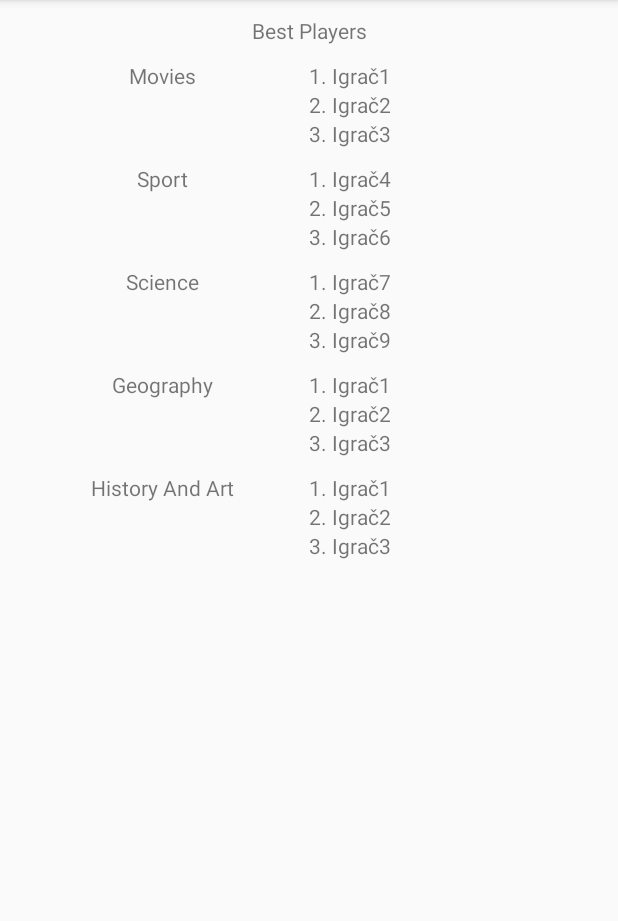
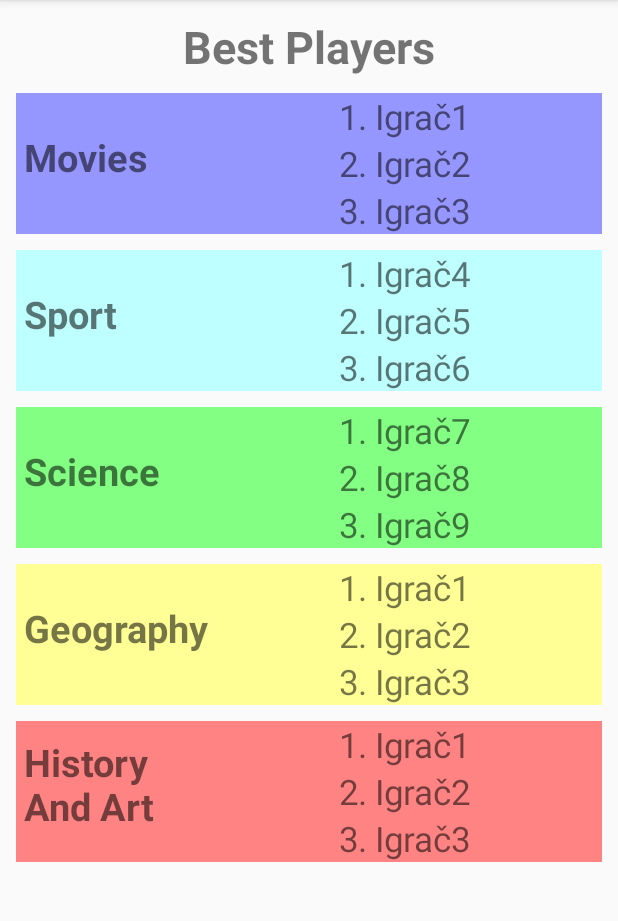
Before and after one commit to valental/AndroidQuiz, an Android app: the AllScoresActivity screen opened directly, with no data from a screen before it, on a phone screen of 412 x 824 dp, the part 84-1005 px from its top. Run offline under Robolectric (Android 15) with nearby library versions, the phone set to English and light mode, and no system bars.

Commit message:
All scores design done. Added icons on options menu.

```diff
--- a/Quiz/app/src/main/java/hr/math/quiz/AllScoresActivity.java
+++ b/Quiz/app/src/main/java/hr/math/quiz/AllScoresActivity.java
@@ -1,8 +1,11 @@
 package hr.math.quiz;
 
 import android.content.Intent;
+import android.graphics.drawable.GradientDrawable;
 import android.support.v7.app.AppCompatActivity;
 import android.os.Bundle;
+import android.support.v7.view.menu.MenuBuilder;
+import android.util.TypedValue;
 import android.view.Menu;
 import android.view.MenuInflater;
 import android.view.MenuItem;
@@ -47,11 +50,13 @@ public class AllScoresActivity extends AppCompatActivity {
             TextView position = new TextView(this);
             position.setLayoutParams(new LinearLayout.LayoutParams(LinearLayout.LayoutParams.WRAP_CONTENT, LinearLayout.LayoutParams.MATCH_PARENT));
             position.setText(Integer.toString(i+1) + ". ");
+            position.setTextSize(TypedValue.COMPLEX_UNIT_DIP, 23);
             linearLayout.addView(position);
 
             TextView player = new TextView(this);
             player.setLayoutParams(new LinearLayout.LayoutParams(LinearLayout.LayoutParams.MATCH_PARENT, LinearLayout.LayoutParams.MATCH_PARENT));
             player.setText(players[i]);
+            player.setTextSize(TypedValue.COMPLEX_UNIT_DIP, 23);
             linearLayout.addView(player);
 
             innerContainer.addView(linearLayout);
@@ -60,6 +65,9 @@ public class AllScoresActivity extends AppCompatActivity {
 
     @Override
     public boolean onCreateOptionsMenu(Menu menu) {
+        if (menu instanceof MenuBuilder) {
+            ((MenuBuilder) menu).setOptionalIconsVisible(true);
+        }
         super.onCreateOptionsMenu(menu);
         MenuInflater inflater = getMenuInflater();
         inflater.inflate(R.menu.general_menu, menu);
--- a/Quiz/app/src/main/java/hr/math/quiz/CategoryActivity.java
+++ b/Quiz/app/src/main/java/hr/math/quiz/CategoryActivity.java
@@ -3,6 +3,7 @@ package hr.math.quiz;
 import android.content.Intent;
 import android.support.v7.app.AppCompatActivity;
 import android.os.Bundle;
+import android.support.v7.view.menu.MenuBuilder;
 import android.view.Menu;
 import android.view.MenuInflater;
 import android.view.MenuItem;
@@ -35,6 +36,9 @@ public class CategoryActivity extends AppCompatActivity {
 
     @Override
     public boolean onCreateOptionsMenu(Menu menu) {
+        if (menu instanceof MenuBuilder) {
+            ((MenuBuilder) menu).setOptionalIconsVisible(true);
+        }
         super.onCreateOptionsMenu(menu);
         MenuInflater inflater = getMenuInflater();
         inflater.inflate(R.menu.general_menu, menu);
--- a/Quiz/app/src/main/java/hr/math/quiz/MainActivity.java
+++ b/Quiz/app/src/main/java/hr/math/quiz/MainActivity.java
@@ -3,6 +3,8 @@ package hr.math.quiz;
 import android.content.Intent;
 import android.support.v7.app.AppCompatActivity;
 import android.os.Bundle;
+import android.support.v7.view.menu.MenuBuilder;
+import android.support.v7.widget.Toolbar;
 import android.view.ContextMenu;
 import android.view.Menu;
 import android.view.MenuInflater;
@@ -20,9 +22,13 @@ public class MainActivity extends AppCompatActivity {
 
     @Override
     public boolean onCreateOptionsMenu(Menu menu) {
+        if (menu instanceof MenuBuilder) {
+            ((MenuBuilder) menu).setOptionalIconsVisible(true);
+        }
         super.onCreateOptionsMenu(menu);
         MenuInflater inflater = getMenuInflater();
         inflater.inflate(R.menu.main_activity_menu, menu);
+
         return true;
     }
 
--- a/Quiz/app/src/main/java/hr/math/quiz/MyScoresActivity.java
+++ b/Quiz/app/src/main/java/hr/math/quiz/MyScoresActivity.java
@@ -4,6 +4,7 @@ import android.content.Intent;
 import android.graphics.PorterDuff;
 import android.support.v7.app.AppCompatActivity;
 import android.os.Bundle;
+import android.support.v7.view.menu.MenuBuilder;
 import android.view.Menu;
 import android.view.MenuInflater;
 import android.view.MenuItem;
@@ -60,6 +61,9 @@ public class MyScoresActivity extends AppCompatActivity {
 
     @Override
     public boolean onCreateOptionsMenu(Menu menu) {
+        if (menu instanceof MenuBuilder) {
+            ((MenuBuilder) menu).setOptionalIconsVisible(true);
+        }
         super.onCreateOptionsMenu(menu);
         MenuInflater inflater = getMenuInflater();
         inflater.inflate(R.menu.general_menu, menu);
--- a/Quiz/app/src/main/res/layout/activity_all_scores.xml
+++ b/Quiz/app/src/main/res/layout/activity_all_scores.xml
@@ -17,116 +17,145 @@
             android:layout_height="wrap_content"
             android:text="@string/bestPlayers"
             android:layout_margin="5dp"
+            android:textSize="30dp"
+            android:textStyle="bold"
             android:textAlignment="center" />
 
         <LinearLayout
             android:layout_width="match_parent"
             android:layout_height="match_parent"
             android:layout_margin="5dp"
-            android:orientation="horizontal">
+            android:orientation="horizontal"
+            android:background="@color/moviesColorLight"
+            >
 
             <TextView
                 android:layout_width="match_parent"
                 android:layout_height="match_parent"
-                android:layout_gravity="center"
                 android:layout_weight="1"
                 android:text="@string/film"
-                android:textAlignment="center" />
+                android:textSize="25dp"
+                android:textStyle="bold"
+                android:paddingTop="25dp"
+                android:paddingLeft="5dp"
+                android:layout_gravity="left"
+                />
 
             <LinearLayout
                 android:id="@+id/moviesPlayersLL"
                 android:layout_width="match_parent"
                 android:layout_height="wrap_content"
                 android:layout_weight="1"
-                android:orientation="vertical" />
+                android:orientation="vertical"
+                android:paddingLeft="20dp"/>
         </LinearLayout>
 
         <LinearLayout
             android:layout_width="match_parent"
             android:layout_height="match_parent"
             android:layout_margin="5dp"
-            android:orientation="horizontal">
+            android:orientation="horizontal"
+            android:background="@color/sportColorLight">
 
             <TextView
                 android:layout_width="match_parent"
                 android:layout_height="match_parent"
-                android:layout_gravity="center"
                 android:layout_weight="1"
                 android:text="@string/sport"
-                android:textAlignment="center" />
+                android:textSize="25dp"
+                android:textStyle="bold"
+                android:paddingTop="25dp"
+                android:paddingLeft="5dp"
+                android:layout_gravity="left"/>
 
             <LinearLayout
                 android:id="@+id/sportPlayersLL"
                 android:layout_width="match_parent"
                 android:layout_height="wrap_content"
                 android:layout_weight="1"
-                android:orientation="vertical" />
+                android:orientation="vertical"
+                android:paddingLeft="20dp"/>
         </LinearLayout>
 
         <LinearLayout
             android:layout_width="match_parent"
             android:layout_height="match_parent"
             android:layout_margin="5dp"
-            android:orientation="horizontal">
+            android:orientation="horizontal"
+            android:background="@color/scienceColorLight">
 
             <TextView
                 android:layout_width="match_parent"
                 android:layout_height="match_parent"
-                android:layout_gravity="center"
                 android:layout_weight="1"
                 android:text="@string/science"
-                android:textAlignment="center" />
+                android:textSize="25dp"
+                android:textStyle="bold"
+                android:paddingTop="25dp"
+                android:paddingLeft="5dp"
+                android:layout_gravity="left"/>
 
             <LinearLayout
                 android:id="@+id/sciencePlayersLL"
                 android:layout_width="match_parent"
                 android:layout_height="wrap_content"
                 android:layout_weight="1"
-                android:orientation="vertical" />
+                android:orientation="vertical"
+                android:paddingLeft="20dp"/>
         </LinearLayout>
 
         <LinearLayout
             android:layout_width="match_parent"
             android:layout_height="match_parent"
             android:layout_margin="5dp"
-            android:orientation="horizontal">
+            android:orientation="horizontal"
+            android:background="@color/geographyColorLight">
 
             <TextView
                 android:layout_width="match_parent"
                 android:layout_height="match_parent"
-                android:layout_gravity="center"
                 android:layout_weight="1"
                 android:text="@string/geography"
-                android:textAlignment="center" />
+                android:textSize="25dp"
+                android:textStyle="bold"
+                android:paddingTop="25dp"
+                android:paddingLeft="5dp"
+                android:layout_gravity="left"/>
 
             <LinearLayout
                 android:id="@+id/geographyPlayersLL"
                 android:layout_width="match_parent"
                 android:layout_height="wrap_content"
                 android:layout_weight="1"
-                android:orientation="vertical" />
+                android:orientation="vertical"
+                android:paddingLeft="20dp"/>
         </LinearLayout>
 
         <LinearLayout
             android:layout_width="match_parent"
             android:layout_height="match_parent"
             android:layout_margin="5dp"
-            android:orientation="horizontal">
+            android:orientation="horizontal"
+            android:background="@color/historyAndArtColorLight">
 
             <TextView
                 android:layout_width="match_parent"
                 android:layout_height="match_parent"
-                android:layout_gravity="center"
                 android:layout_weight="1"
-                android:text="@string/historyAndArt"
-                android:textAlignment="center" />
+                android:text="@string/historyBreakAndArt"
+                android:textSize="25dp"
+                android:textStyle="bold"
+                android:paddingTop="10dp"
+                android:paddingLeft="5dp"
+                android:layout_gravity="left"/>
 
             <LinearLayout
                 android:id="@+id/historyAndArtPlayersLL"
                 android:layout_width="match_parent"
                 android:layout_height="wrap_content"
                 android:layout_weight="1"
-                android:orientation="vertical" />
+                android:orientation="vertical"
+                android:paddingLeft="20dp"/>
         </LinearLayout>
     </LinearLayout>
 </ScrollView>
--- a/Quiz/app/src/main/res/menu/general_menu.xml
+++ b/Quiz/app/src/main/res/menu/general_menu.xml
@@ -2,11 +2,13 @@
 <menu xmlns:android="http://schemas.android.com/apk/res/android">
     <item
         android:id="@+id/logout"
-        android:icon="@mipmap/ic_launcher"
-        android:title="@string/logout"/>
+        android:icon="@drawable/logout_icon"
+        android:title="@string/logout"
+        />
 
     <item
         android:id="@+id/home"
-        android:icon="@mipmap/ic_launcher"
-        android:title="@string/home"/>
+        android:icon="@drawable/home_icon"
+        android:title="@string/home"
+/>
 </menu>
--- a/Quiz/app/src/main/res/menu/main_activity_menu.xml
+++ b/Quiz/app/src/main/res/menu/main_activity_menu.xml
@@ -2,6 +2,6 @@
 <menu xmlns:android="http://schemas.android.com/apk/res/android">
     <item
         android:id="@+id/logout"
-        android:icon="@mipmap/ic_launcher"
+        android:icon="@drawable/logout_icon"
         android:title="@string/logout"/>
 </menu>
--- a/Quiz/app/src/main/res/values/strings.xml
+++ b/Quiz/app/src/main/res/values/strings.xml
@@ -14,6 +14,7 @@
     <string name="allScores">All Scores</string>
     <string name="film">Movies</string>
     <string name="historyAndArt">History And Art</string>
+    <string name="historyBreakAndArt">History\nAnd Art</string>
     <string name="sport">Sport</string>
     <string name="science">Science</string>
     <string name="geography">Geography</string>
```
Also changed, not shown: Quiz/app/src/main/res/drawable-hdpi/home_icon.png (added), Quiz/app/src/main/res/drawable-hdpi/logout_icon.png (added), Quiz/app/src/main/res/drawable-mdpi/home_icon.png (added), Quiz/app/src/main/res/drawable-mdpi/logout_icon.png (added), Quiz/app/src/main/res/drawable-xhdpi/home_icon.png (added), Quiz/app/src/main/res/drawable-xhdpi/logout_icon.png (added), Quiz/app/src/main/res/drawable-xxhdpi/home_icon.png (added), Quiz/app/src/main/res/drawable-xxhdpi/logout_icon.png (added), Quiz/app/src/main/res/drawable-xxxhdpi/home_icon.png (added), Quiz/app/src/main/res/drawable-xxxhdpi/logout_icon.png (added), 1 other file.
